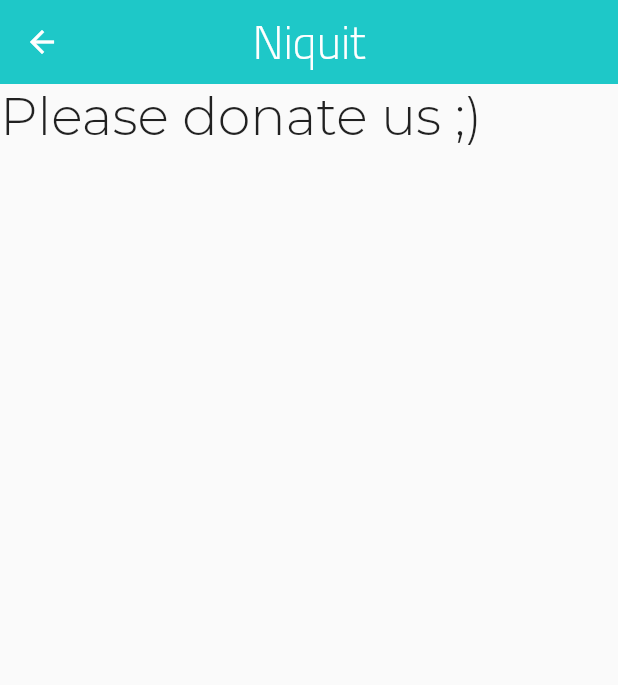
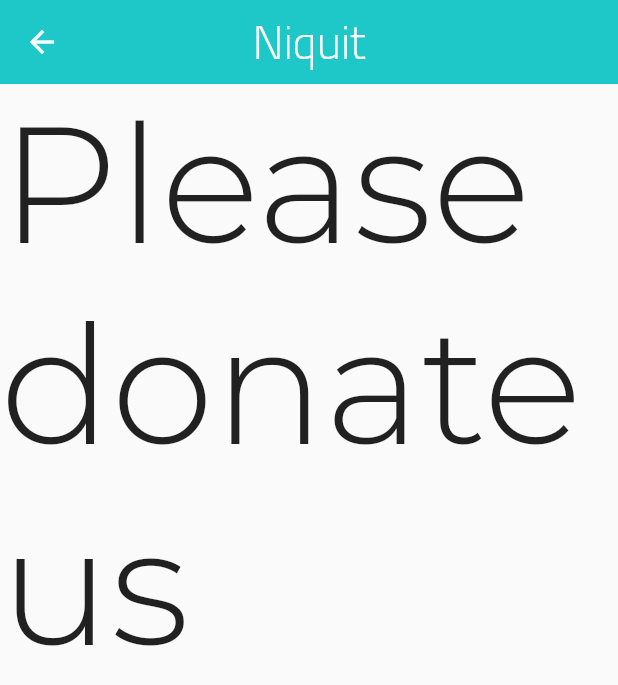
Before and after one commit to agr0chal/Niquit, a Flutter app: the screen it shows after launch, item 4 of the bottom bar chosen, after a tap on "Donate", on a phone screen of 412 x 824 dp. Shown: the top 685 px of the screen. Run offline on Flutter 3.47's test engine with Material 2 defaults, Android fonts, the phone set to English and light mode, and no system bars; our stand-ins replace charts_flutter, rflutter_alert, sqflite; accounts and stored records are empty.

Commit message:
Revert "Agrochal update"

```diff
--- a/lib/Screens/MenuScreen.dart
+++ b/lib/Screens/MenuScreen.dart
@@ -159,7 +159,7 @@ class _MenuScreenState extends State<MenuScreen> {
                       SizedBox(
                         width: 10,
                       ),
-                      Text('Competition mode: $onoffhelper',
+                      Text('Tryb konkursowy: $onoffhelper',
                           style: TextStyle(
                               fontSize: 18,
                               fontFamily: 'Montserrat',
@@ -389,8 +389,8 @@ class Donate extends StatelessWidget {
         centerTitle: true,
         elevation: 0,
       ),
-      body: Text('Please donate us ;)',
-          style: TextStyle(fontSize: 35, fontFamily: 'Montserrat')),
+      body: Text('Please donate us',
+          style: TextStyle(fontSize: 110, fontFamily: 'Montserrat')),
     );
   }
 }
```
